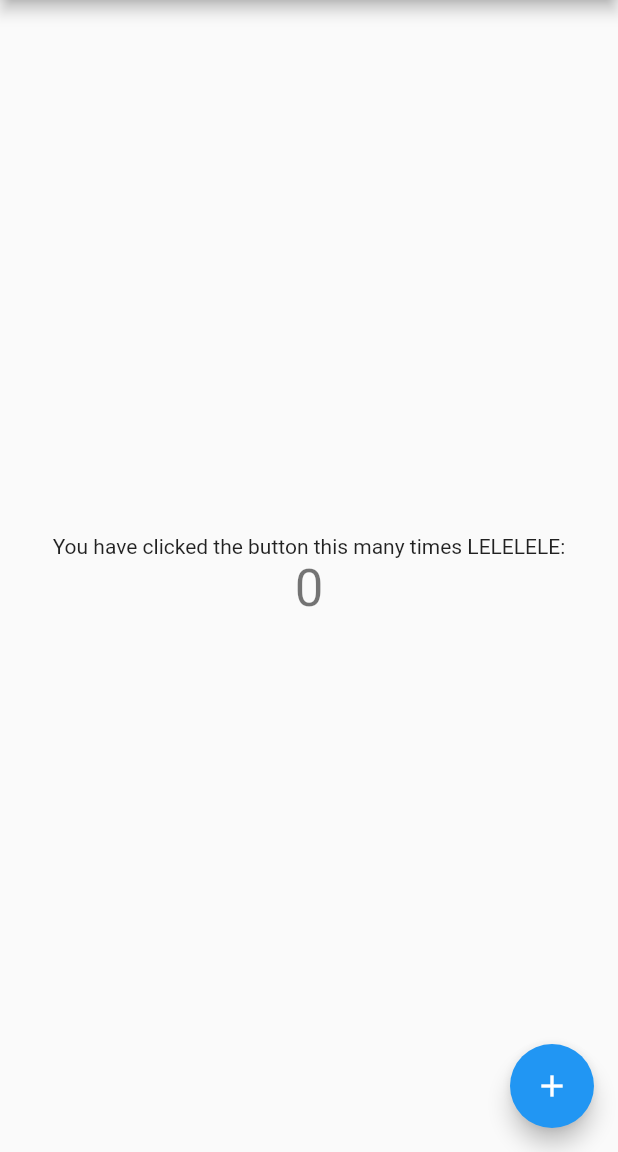
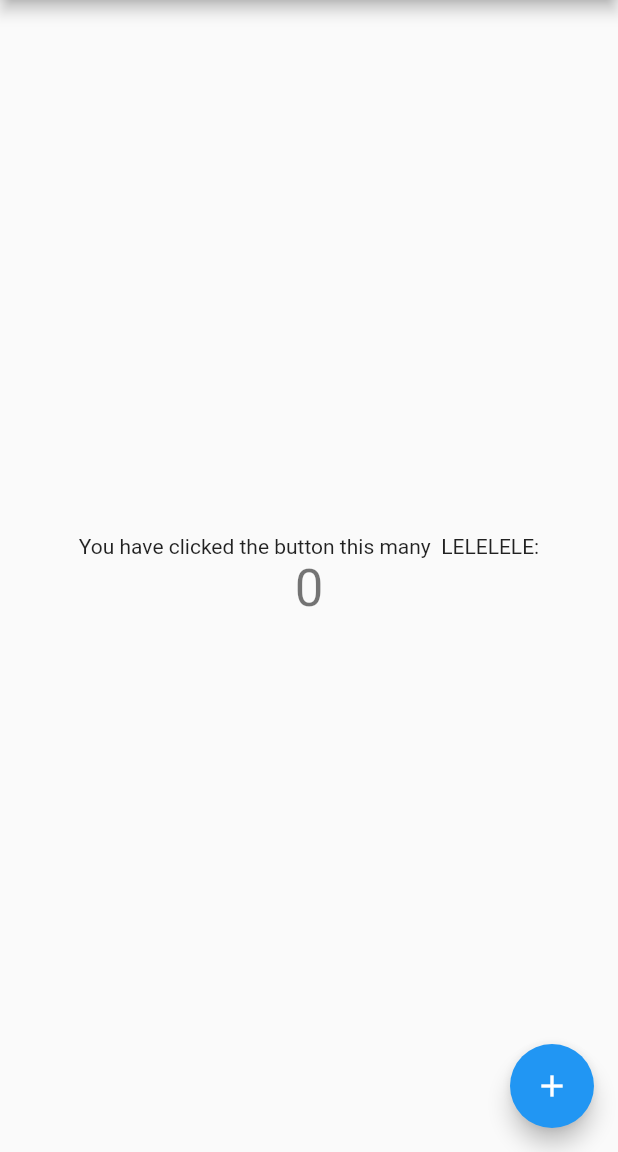
Before and after one commit to stevennguyenthanh/flutter-wordpair, a Flutter app: the screen it shows after launch, on a phone screen of 412 x 824 dp, the part 84-1236 px from its top. Run offline on Flutter 3.47's test engine with Material 2 defaults, Android fonts, the phone set to English and light mode, and no system bars.

Commit message:
changes 2

```diff
--- a/lib/main.dart
+++ b/lib/main.dart
@@ -98,7 +98,7 @@ class _MyHomePageState extends State<MyHomePage> {
           mainAxisAlignment: MainAxisAlignment.center,
           children: <Widget>[
             Text(
-              'You have clicked the button this many times LELELELE:',
+              'You have clicked the button this many  LELELELE:',
             ),
             Text(
               '$_counter',
```
